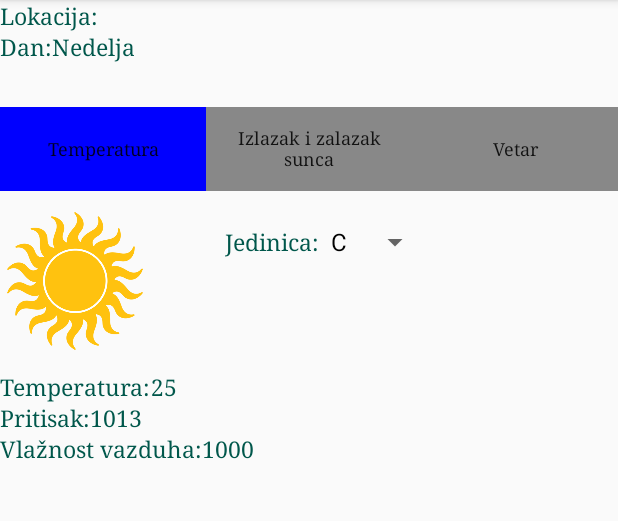
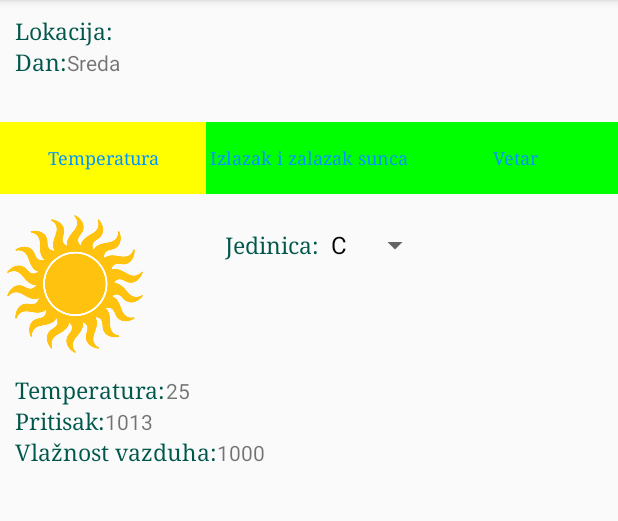
Before and after one commit to PetarZecevic/PNRS1, an Android app: the DetailsActivity screen opened directly, with no data from a screen before it, after a tap on "Temperatura", on a phone screen of 412 x 824 dp, the part 84-605 px from its top. Run offline under Robolectric (Android 15) with nearby library versions, the phone set to English and light mode, and no system bars.

Commit message:
changed background and text color on option buttons, fixed bug with celsius-fahrenheit conversion

```diff
--- a/WeatherForecast/app/src/main/java/com/example/weatherforecast/DetailsActivity.java
+++ b/WeatherForecast/app/src/main/java/com/example/weatherforecast/DetailsActivity.java
@@ -1,6 +1,7 @@
 package com.example.weatherforecast;
 
 import android.graphics.Color;
+import android.support.v4.content.ContextCompat;
 import android.support.v7.app.AppCompatActivity;
 import android.os.Bundle;
 import android.view.View;
@@ -10,9 +11,11 @@ import android.widget.Button;
 import android.widget.Spinner;
 import android.widget.TextView;
 import java.util.Calendar;
+import java.util.Date;
 
 
 public class DetailsActivity extends AppCompatActivity implements View.OnClickListener, AdapterView.OnItemSelectedListener{
+    private Calendar mCalendar;
     private TextView mLocation, mDay;
     private Button mTemperatureOption, mSunriseOption, mWindOption;
     private Display mWindDisplay, mSunriseDisplay;
@@ -28,13 +31,16 @@ public class DetailsActivity extends AppCompatActivity implements View.OnClickLi
         super.onCreate(savedInstanceState);
         setContentView(R.layout.activity_details);
 
+        // Set calendar.
+        mCalendar = Calendar.getInstance();
+        mCalendar.setFirstDayOfWeek(Calendar.MONDAY);
         // Get data sent from Main activity.
         String locationName = getIntent().getStringExtra(MainActivity.CITY_INDEX);
         mLocation = findViewById(R.id.location);
         mDay = findViewById(R.id.day);
 
         mLocation.setText((CharSequence)locationName);
-        mDay.setText(parseDay((Calendar.DAY_OF_WEEK+1)%7));
+        mDay.setText(parseDay(mCalendar.get(Calendar.DAY_OF_WEEK)));
 
         initDisplays();
         initOptions();
@@ -130,27 +136,27 @@ public class DetailsActivity extends AppCompatActivity implements View.OnClickLi
     public void onClick(View view) {
         switch(view.getId()){
             case R.id.temp_button:
-                mTemperatureOption.setBackgroundColor(Color.BLUE);
-                mSunriseOption.setBackgroundColor(Color.GRAY);
-                mWindOption.setBackgroundColor(Color.GRAY);
+                mTemperatureOption.setBackgroundColor(ContextCompat.getColor(this, R.color.colorSelected));
+                mSunriseOption.setBackgroundColor(ContextCompat.getColor(this, R.color.colorUnselected));
+                mWindOption.setBackgroundColor(ContextCompat.getColor(this, R.color.colorUnselected));
 
                 mTemperatureDisplay.show(Boolean.TRUE);
                 mWindDisplay.show(Boolean.FALSE);
                 mSunriseDisplay.show(Boolean.FALSE);
                 break;
             case R.id.sunrise_button:
-                mTemperatureOption.setBackgroundColor(Color.GRAY);
-                mSunriseOption.setBackgroundColor(Color.BLUE);
-                mWindOption.setBackgroundColor(Color.GRAY);
+                mTemperatureOption.setBackgroundColor(ContextCompat.getColor(this, R.color.colorUnselected));
+                mSunriseOption.setBackgroundColor(ContextCompat.getColor(this, R.color.colorSelected));
+                mWindOption.setBackgroundColor(ContextCompat.getColor(this, R.color.colorUnselected));
 
                 mTemperatureDisplay.show(Boolean.FALSE);
                 mSunriseDisplay.show(Boolean.TRUE);
                 mWindDisplay.show(Boolean.FALSE);
                 break;
             case R.id.wind_button:
-                mTemperatureOption.setBackgroundColor(Color.GRAY);
-                mSunriseOption.setBackgroundColor(Color.GRAY);
-                mWindOption.setBackgroundColor(Color.BLUE);
+                mTemperatureOption.setBackgroundColor(ContextCompat.getColor(this, R.color.colorUnselected));
+                mSunriseOption.setBackgroundColor(ContextCompat.getColor(this, R.color.colorUnselected));
+                mWindOption.setBackgroundColor(ContextCompat.getColor(this, R.color.colorSelected));
 
                 mTemperatureDisplay.show(Boolean.FALSE);
                 mSunriseDisplay.show(Boolean.FALSE);
@@ -165,6 +171,7 @@ public class DetailsActivity extends AppCompatActivity implements View.OnClickLi
     public void onItemSelected(AdapterView<?> adapterView, View view, int i, long l) {
         String item = mTemperatureDisplay.unitsAdapter.getItem(i);
         if(!mTemperatureDisplay.scaleSelected.equals(item)){
+            mTemperatureDisplay.scaleSelected = item;
             double val = Double.valueOf(mTemperatureDisplay.values.get("temperature"));
             if(item.equals("F")){
                 val = val * 1.8 + 32.0;
@@ -173,8 +180,7 @@ public class DetailsActivity extends AppCompatActivity implements View.OnClickLi
                 val = (val - 32.0) / 1.8;
             }
             // Update value in view object.
-            String s = mTemperatureDisplay.values.get("temperature");
-            s = String.valueOf(val);
+            mTemperatureDisplay.values.put("temperature", String.valueOf(val));
             mTemperatureDisplay.setValues();
         }
     }
--- a/WeatherForecast/app/src/main/res/layout/activity_details.xml
+++ b/WeatherForecast/app/src/main/res/layout/activity_details.xml
@@ -10,7 +10,8 @@
     <LinearLayout
         android:layout_width="match_parent"
         android:layout_height="wrap_content"
-        android:orientation="horizontal">
+        android:orientation="horizontal"
+        android:layout_marginTop="10sp">
         <TextView
             android:id="@+id/location_text"
             android:layout_width="wrap_content"
@@ -20,8 +21,7 @@
         <TextView
             android:id="@+id/location"
             android:layout_width="wrap_content"
-            android:layout_height="wrap_content"
-            style="@style/DetailsTheme"/>
+            android:layout_height="wrap_content" />
     </LinearLayout>
 
     <LinearLayout
@@ -37,8 +37,7 @@
         <TextView
             android:id="@+id/day"
             android:layout_width="wrap_content"
-            android:layout_height="wrap_content"
-            style="@style/DetailsTheme"/>
+            android:layout_height="wrap_content" />
     </LinearLayout>
 
     <LinearLayout
@@ -116,8 +115,7 @@
                     <TextView
                         android:id="@+id/temp_val"
                         android:layout_width="wrap_content"
-                        android:layout_height="wrap_content"
-                        style="@style/DetailsTheme"/>
+                        android:layout_height="wrap_content" />
                 </LinearLayout>
                 <LinearLayout
                     android:layout_width="match_parent"
@@ -131,8 +129,7 @@
                     <TextView
                         android:id="@+id/pressure_val"
                         android:layout_width="wrap_content"
-                        android:layout_height="wrap_content"
-                        style="@style/DetailsTheme"/>
+                        android:layout_height="wrap_content" />
                 </LinearLayout>
                 <LinearLayout
                     android:layout_width="match_parent"
@@ -146,8 +143,7 @@
                     <TextView
                         android:id="@+id/humidity_val"
                         android:layout_width="wrap_content"
-                        android:layout_height="wrap_content"
-                        style="@style/DetailsTheme"/>
+                        android:layout_height="wrap_content" />
                 </LinearLayout>
             </LinearLayout>
         </LinearLayout>
@@ -206,8 +202,7 @@
                 <TextView
                     android:id="@+id/wind_speed"
                     android:layout_width="wrap_content"
-                    android:layout_height="wrap_content"
-                    style="@style/DetailsTheme"/>
+                    android:layout_height="wrap_content" />
             </LinearLayout>
             <LinearLayout
                 android:layout_width="match_parent"
@@ -221,8 +216,7 @@
                 <TextView
                     android:id="@+id/wind_diretion"
                     android:layout_width="wrap_content"
-                    android:layout_height="wrap_content"
-                    style="@style/DetailsTheme"/>
+                    android:layout_height="wrap_content" />
             </LinearLayout>
         </LinearLayout>
     </FrameLayout>
--- a/WeatherForecast/app/src/main/res/values/colors.xml
+++ b/WeatherForecast/app/src/main/res/values/colors.xml
@@ -3,4 +3,7 @@
     <color name="colorPrimary">#008577</color>
     <color name="colorPrimaryDark">#00574B</color>
     <color name="colorAccent">#D81B60</color>
+    <color name="colorUnselected">#00ff00</color>
+    <color name="colorSelected">#ffff00</color>
+    <color name="colorOptionText">#0094ff</color>
 </resources>
--- a/WeatherForecast/app/src/main/res/values/styles.xml
+++ b/WeatherForecast/app/src/main/res/values/styles.xml
@@ -12,10 +12,13 @@
         <item name="android:fontFamily">serif</item>
         <item name="android:textColor">@color/colorPrimaryDark</item>
         <item name="android:textAllCaps">false</item>
+        <item name="android:layout_marginLeft">10sp</item>
     </style>
     <style name="HorizontalBar">
         <item name="android:textSize">12sp</item>
         <item name="android:fontFamily">serif</item>
         <item name="android:textAllCaps">false</item>
+        <item name="android:background">@color/colorUnselected</item>
+        <item name="android:textColor">@color/colorOptionText</item>
     </style>
 </resources>
```
Also changed, not shown: 2 other files.
